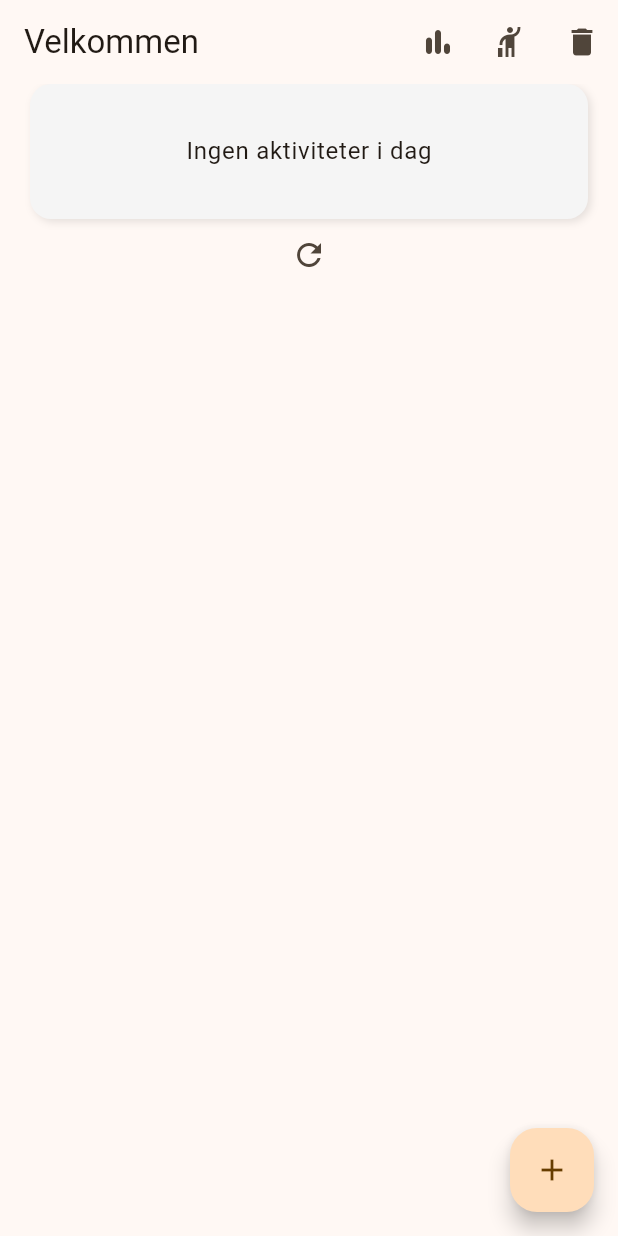
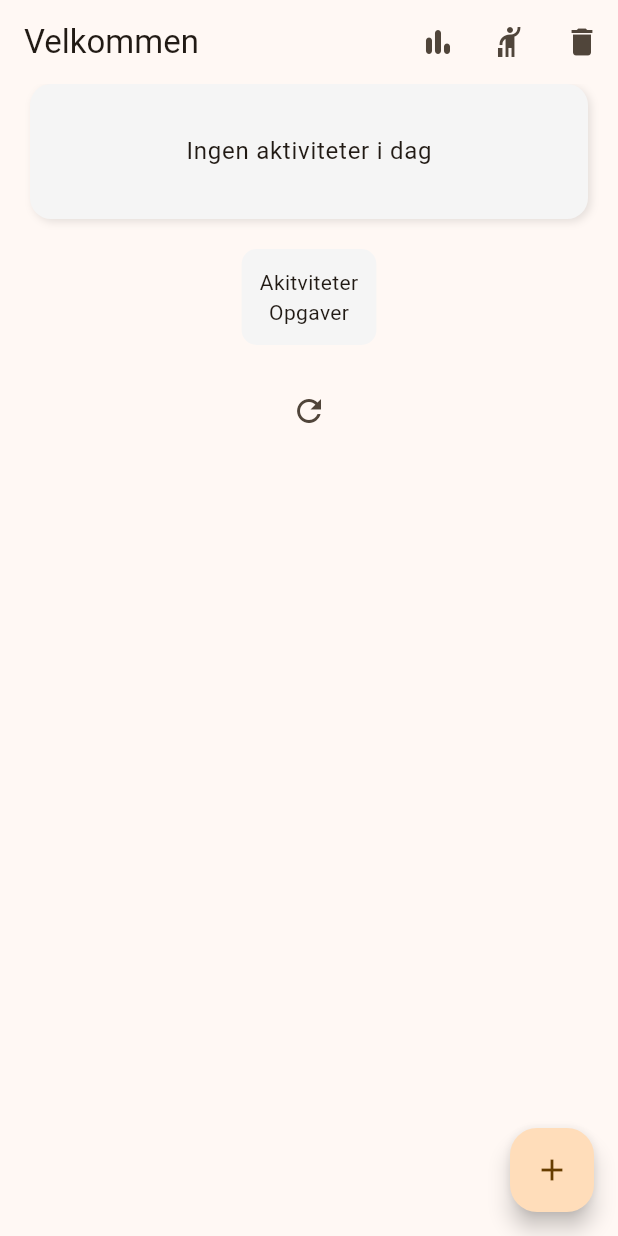
Before and after one commit to toke-dk/productivity_app, a Flutter app: the screen it shows after launch, after a tap on the "bar chart" icon, after a tap on the "delete" icon, on a phone screen of 412 x 824 dp. Run offline on Flutter 3.47's test engine with Material 3 defaults, Android fonts, the phone set to English and light mode, and no system bars; drawn by our look-alikes of flutter_speed_dial; our stand-ins replace confetti, fl_chart, flutter_animate, sqflite; missing offline and left inert: dart:ffi; accounts and stored records are empty.

Commit message:
you can now see a list of all actions

```diff
--- a/lib/pages/home/home.dart
+++ b/lib/pages/home/home.dart
@@ -1,5 +1,6 @@
 import 'package:flutter/material.dart';
 import 'package:productivity_app/models/task.dart';
+import 'package:productivity_app/pages/home/widgets/actions_list.dart';
 import 'package:productivity_app/pages/home/widgets/show_today_overview.dart';
 import 'package:productivity_app/services/database_service.dart';
 import 'package:productivity_app/shared/allActivityTypes.dart';
@@ -97,9 +98,18 @@ class _MyHomePageState extends State<MyHomePage> {
                 }
               },
             ),
+            FutureBuilder(
+              future: Future(() async => [await _getActivities(), await _getTasks()]),
+              builder: (context, snapshot) {
+                return snapshot.hasData ? ActionsList(
+                  activities: snapshot.data![0] as List<Activity>,
+                  tasks: snapshot.data![1] as List<Task>,
+                ) : Center(child: const CircularProgressIndicator());
+              }
+            ),
             IconButton(
                 onPressed: () => setState(() {}),
-                icon: const Icon(Icons.refresh))
+                icon: const Icon(Icons.refresh)),
           ],
         ));
   }
--- /dev/null
+++ b/lib/pages/home/widgets/actions_list.dart
@@ -0,0 +1,69 @@
+import 'package:flutter/material.dart';
+import 'package:intl/intl.dart';
+import 'package:productivity_app/models/unit.dart';
+import 'package:productivity_app/widgets/display_activity_type.dart';
+
+import '../../../models/activity.dart';
+import '../../../models/task.dart';
+
+class ActionsList extends StatelessWidget {
+  const ActionsList(
+      {super.key, this.activities = const [], this.tasks = const []});
+
+  final List<Activity> activities;
+  final List<Task> tasks;
+
+  @override
+  Widget build(BuildContext context) {
+    return Container(
+      margin: EdgeInsets.all(20),
+      decoration: BoxDecoration(
+          borderRadius: BorderRadius.circular(10), color: Colors.grey[100]),
+      padding: EdgeInsets.all(12),
+      child: Column(
+        children: [
+          Text("Akitviteter"),
+          Column(
+            children: List.generate(activities.length, (index) {
+              final Activity currActivity = activities[index];
+              return Padding(
+                padding: EdgeInsets.only(top: index != 0 ? 12 : 0),
+                child: Row(
+                  children: [
+                    DisplayActivityType(activityType: currActivity.activityType),
+                    Spacer(flex: 3,),
+                    Text(DateFormat("dd.MMM-yy").format(currActivity.dateCompleted).toString()),
+                    Spacer(flex: 1,),
+                    Text(currActivity.amount.toString()),
+                    currActivity.chosenUnit.stringName != ""
+                        ? Padding(
+                          padding: const EdgeInsets.only(left: 4),
+                          child: Text(currActivity.chosenUnit.stringName),
+                        )
+                        : const SizedBox(),
+                  ],
+                ),
+              );
+            }),
+          ),
+          Text("Opgaver"),
+          Column(
+            children: List.generate(tasks.length, (index) {
+              final Task currActivity = tasks[index];
+              return Padding(
+                padding: EdgeInsets.only(top: index != 0 ? 12 : 0),
+                child: Row(
+                  children: [
+                    DisplayActivityType(activityType: currActivity.activityType),
+                    Spacer(flex: 3,),
+                    Text(DateFormat("dd.MMM-yy").format(currActivity.dateCompleted).toString()),
+                  ],
+                ),
+              );
+            }),
+          ),
+        ],
+      ),
+    );
+  }
+}
```
